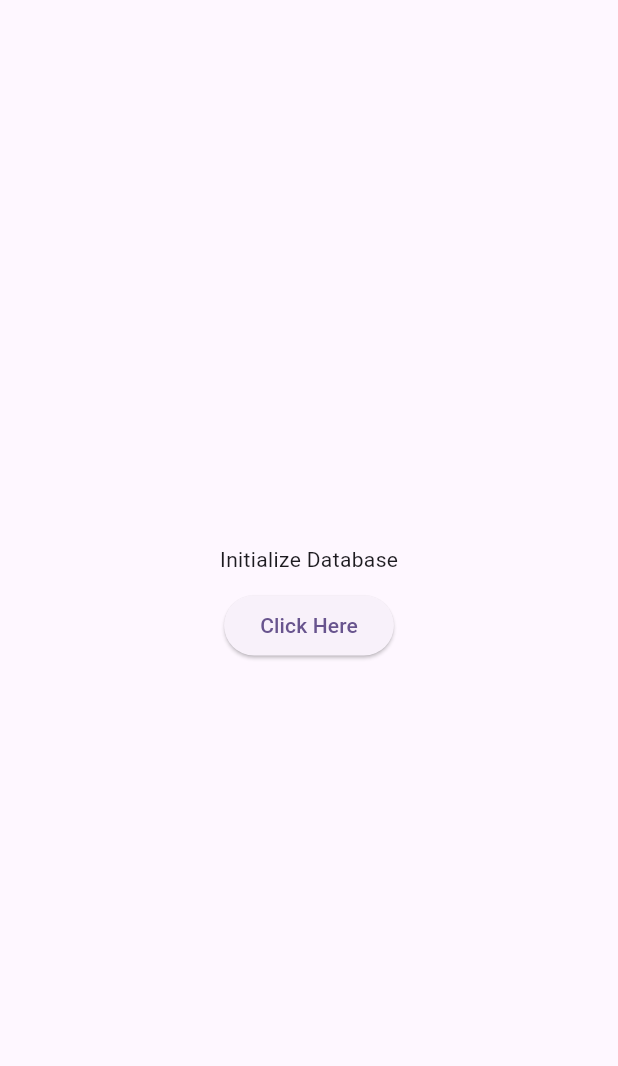
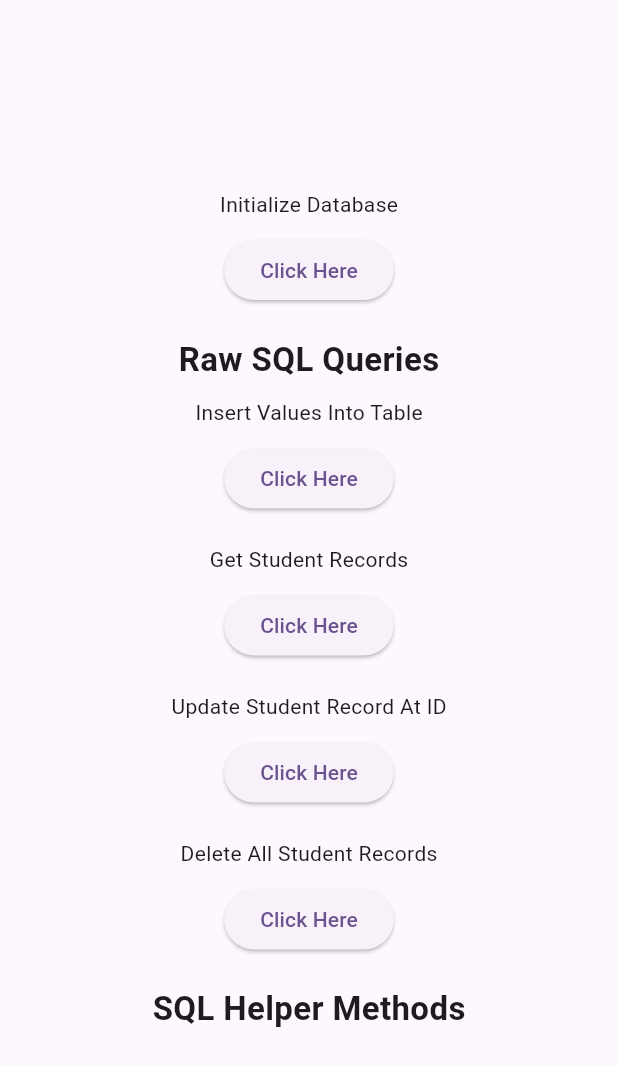
Before and after one commit to AbdullahProjects/explore_sqflite, a Flutter app: the screen it shows after launch, after a tap on "Click Here", on a phone screen of 412 x 824 dp. Shown: the top 1066 px of the screen. Run offline on Flutter 3.47's test engine with Material 3 defaults, Android fonts, the phone set to English and light mode, and no system bars; our stand-ins replace sqflite; accounts and stored records are empty.

Commit message:
execute Raw SQL Queries

```diff
--- a/lib/helper/database_helper.dart
+++ b/lib/helper/database_helper.dart
@@ -1,7 +1,82 @@
+import 'package:path_provider/path_provider.dart';
+import 'package:path/path.dart';
+import 'package:sqflite/sqflite.dart';
+
 class DatabaseHelper {
   DatabaseHelper._privateConstructor();
 
   static final DatabaseHelper instance = DatabaseHelper._privateConstructor();
 
-  String name = "A";
+  static Database? _database;
+
+  Future<Database> get database async {
+    if (_database != null) {
+      print("Database already exist at path: ${_database!.path}");
+      return _database!;
+    }
+
+    _database = await _initDatabase();
+    return _database!;
+  }
+
+  Future<Database> _initDatabase() async {
+    String databasePath = await getDatabasesPath();
+    String path = join(databasePath, 'my_database.db');
+
+    return await openDatabase(
+      path,
+      version: 1,
+      onCreate: (db, version) {
+        print("Database successfully created at path: ${db.path}");
+        // Create tables here
+        db.execute('''
+        CREATE TABLE student (
+          id INTEGER PRIMARY KEY,
+          name TEXT,
+          age INTEGER,
+          address TEXT,
+          enrollment_date TEXT
+        )
+        ''');
+      },
+    );
+  }
+
+  Future<void> insertValueIntoStudentTable() async {
+    _database ??= await _initDatabase();
+    await _database!.transaction((txn) async {
+      int id1 = await txn.rawInsert(
+        'INSERT INTO Student (name, age, address, enrollment_date) VALUES ("Jane Smith", 22, "456 Elm St", "2023-09-15")',
+      );
+      print("Inserted row id: $id1");
+      int id2 = await txn.rawInsert(
+        'INSERT INTO Student (name, age, address, enrollment_date) VALUES ("Alice Johnson", 19, "789 Oak St", "2023-08-20")',
+      );
+      print("Inserted row id: $id2");
+    });
+  }
+
+  Future<void> getAllStudentRecords() async {
+    _database ??= await _initDatabase();
+    List<Map<String, dynamic>> records = await _database!.rawQuery(
+      'SELECT * FROM Student',
+    );
+    print("Student Records: $records");
+  }
+
+  Future<void> updateStudentRecordById(int id) async {
+    _database ??= await _initDatabase();
+
+    int changesCount = await _database!.rawUpdate(
+      'UPDATE Student SET name = "Abdullah Khan Kakar", address = "Lahore, PAKISTAN"',
+    );
+    print("Changes Count: $changesCount");
+  }
+
+  Future<void> deleteAllStudentRecords() async {
+    _database ??= await _initDatabase();
+
+    int changesCount = await _database!.rawDelete('DELETE FROM Student');
+    print("Changes Count: $changesCount");
+  }
 }
--- a/lib/main.dart
+++ b/lib/main.dart
@@ -1,3 +1,4 @@
+import 'package:explore_sqflite/helper/database_helper.dart';
 import 'package:flutter/material.dart';
 
 void main() {
@@ -36,8 +37,67 @@ class _HomePageState extends State<HomePage> {
           children: [
             Text('Initialize Database'),
             SizedBox(height: 10),
-            ElevatedButton(onPressed: () {}, child: Text("Click Here")),
+            ElevatedButton(
+              onPressed: () async {
+                var db = await DatabaseHelper.instance.database;
+              },
+              child: Text("Click Here"),
+            ),
             SizedBox(height: 20),
+
+            // Raw SQL Queries
+            Text(
+              'Raw SQL Queries',
+              style: TextStyle(fontSize: 22, fontWeight: FontWeight.bold),
+            ),
+            SizedBox(height: 10),
+            Text('Insert Values Into Table'),
+            SizedBox(height: 10),
+            ElevatedButton(
+              onPressed: () {
+                DatabaseHelper db = DatabaseHelper.instance;
+                db.insertValueIntoStudentTable();
+              },
+              child: Text("Click Here"),
+            ),
+            SizedBox(height: 20),
+            Text('Get Student Records'),
+            SizedBox(height: 10),
+            ElevatedButton(
+              onPressed: () {
+                DatabaseHelper db = DatabaseHelper.instance;
+                db.getAllStudentRecords();
+              },
+              child: Text("Click Here"),
+            ),
+            SizedBox(height: 20),
+            Text('Update Student Record At ID'),
+            SizedBox(height: 10),
+            ElevatedButton(
+              onPressed: () {
+                DatabaseHelper db = DatabaseHelper.instance;
+                db.updateStudentRecordById(5);
+              },
+              child: Text("Click Here"),
+            ),
+            SizedBox(height: 20),
+            Text('Delete All Student Records'),
+            SizedBox(height: 10),
+            ElevatedButton(
+              onPressed: () {
+                DatabaseHelper db = DatabaseHelper.instance;
+                db.deleteAllStudentRecords();
+              },
+              child: Text("Click Here"),
+            ),
+
+            // SQL Helpers
+            SizedBox(height: 20),
+            Text(
+              'SQL Helper Methods',
+              style: TextStyle(fontSize: 22, fontWeight: FontWeight.bold),
+            ),
+            SizedBox(height: 10),
           ],
         ),
       ),
--- a/pubspec.yaml
+++ b/pubspec.yaml
@@ -36,6 +36,7 @@ dependencies:
   cupertino_icons: ^1.0.8
   sqflite: ^2.4.2
   get: ^4.7.2
+  path_provider: ^2.1.5
 
 dev_dependencies:
   flutter_test:
```
Also changed, not shown: pubspec.lock.
